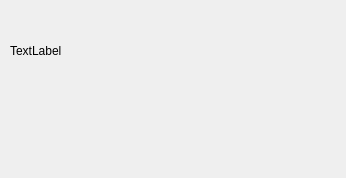
Old version of the form src/resultwindow.ui in the repository Mike-Wazovsky/Great-project-1-course.
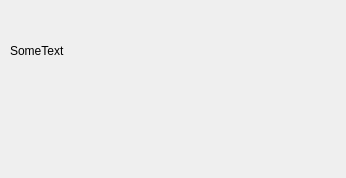
New version of the form.

The edit to the form file:
```diff
--- a/src/resultwindow.ui
+++ b/src/resultwindow.ui
@@ -23,7 +23,7 @@
     </rect>
    </property>
    <property name="text">
-    <string>TextLabel</string>
+    <string>SomeText</string>
    </property>
   </widget>
  </widget>
```
